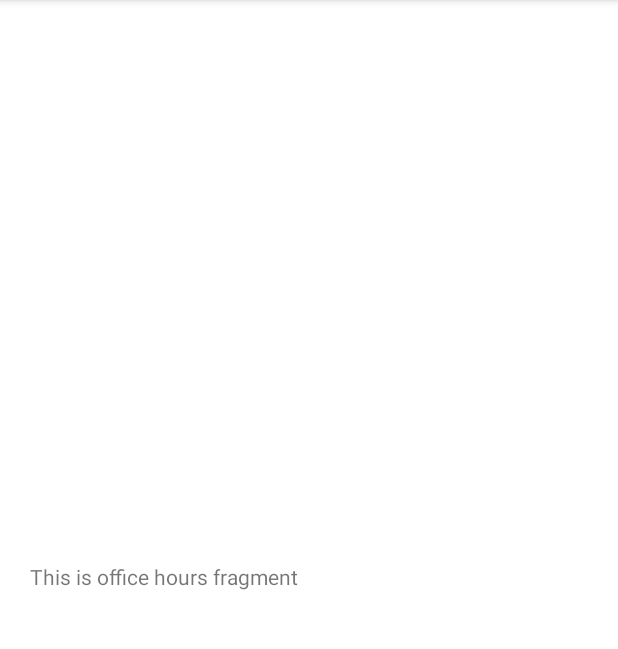
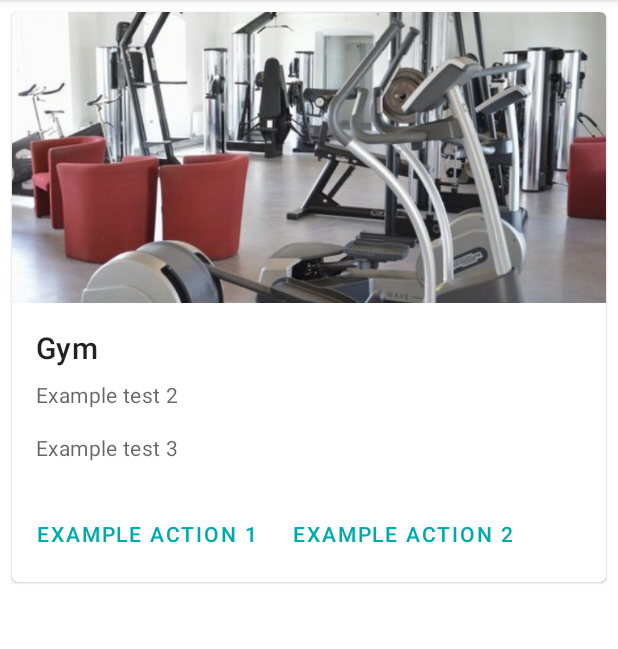
Before and after one commit to spid3rmn/AND1-MySuperApp, an Android app: the fragment OfficeHoursFragment shown on its own in the app's theme, on a phone screen of 412 x 824 dp, the part 84-733 px from its top. Run offline under Robolectric (Android 15) with nearby library versions, the phone set to English and light mode, and no system bars.

Commit message:
Office hours with Recycler View

```diff
--- a/app/build.gradle
+++ b/app/build.gradle
@@ -52,4 +52,6 @@ dependencies {
     implementation 'com.google.firebase:firebase-auth'
     implementation 'com.google.firebase:firebase-messaging'
     implementation 'com.firebaseui:firebase-ui-auth:7.2.0'
+    implementation 'com.google.android.material:material:1.5.0-beta01'
+    implementation 'androidx.recyclerview:recyclerview:1.0.0'
 }
--- /dev/null
+++ b/app/src/main/java/com/example/mykampustest/ui/office_hours/ItemAdapter.java
@@ -0,0 +1,47 @@
+package com.example.mykampustest.ui.office_hours;
+
+import android.view.LayoutInflater;
+import android.view.View;
+import android.view.ViewGroup;
+import android.widget.ImageView;
+import android.widget.TextView;
+
+import androidx.recyclerview.widget.RecyclerView;
+
+import com.example.mykampustest.R;
+
+import java.util.ArrayList;
+
+public class ItemAdapter extends RecyclerView.Adapter<ItemAdapter.ViewHolder> {
+
+    private ArrayList<Room> mRooms;
+
+    ItemAdapter(ArrayList<Room> rooms){
+        mRooms = rooms;
+    }
+    public ViewHolder onCreateViewHolder(ViewGroup parent, int viewType) {
+        LayoutInflater inflater = LayoutInflater.from(parent.getContext());
+        View view = inflater.inflate(R.layout.card_place, parent, false);
+        return new ViewHolder(view);
+    }
+
+    public void onBindViewHolder(ViewHolder viewHolder, int position) {
+        viewHolder.mainText.setText(mRooms.get(position).getMainText());
+        viewHolder.cardImage.setImageResource(mRooms.get(position).getIconId());
+    }
+
+    public int getItemCount() {
+        return mRooms.size();
+    }
+
+    class ViewHolder extends RecyclerView.ViewHolder {
+        ImageView cardImage;
+        TextView mainText;
+
+        ViewHolder(View itemView) {
+            super(itemView);
+            cardImage = itemView.findViewById(R.id.imageCard);
+            mainText = itemView.findViewById(R.id.mainText);
+        }
+    }
+}
--- a/app/src/main/java/com/example/mykampustest/ui/office_hours/OfficeHoursFragment.java
+++ b/app/src/main/java/com/example/mykampustest/ui/office_hours/OfficeHoursFragment.java
@@ -11,13 +11,20 @@ import androidx.annotation.Nullable;
 import androidx.fragment.app.Fragment;
 import androidx.lifecycle.Observer;
 import androidx.lifecycle.ViewModelProvider;
+import androidx.recyclerview.widget.LinearLayoutManager;
+import androidx.recyclerview.widget.RecyclerView;
 
+import com.example.mykampustest.R;
 import com.example.mykampustest.databinding.FragmentOfficeHoursBinding;
+
+import java.util.ArrayList;
 
 public class OfficeHoursFragment extends Fragment {
 
     private OfficeHoursViewModel officeHoursViewModel;
     private FragmentOfficeHoursBinding binding;
+    RecyclerView itemList;
+    ItemAdapter itemAdapter;
 
     public View onCreateView(@NonNull LayoutInflater inflater,
                              ViewGroup container, Bundle savedInstanceState) {
@@ -27,13 +34,24 @@ public class OfficeHoursFragment extends Fragment {
         binding = FragmentOfficeHoursBinding.inflate(inflater, container, false);
         View root = binding.getRoot();
 
-        final TextView textView = binding.textOfficeHours;
+        /*final TextView textView = binding.textOfficeHours;
         officeHoursViewModel.getText().observe(getViewLifecycleOwner(), new Observer<String>() {
             @Override
             public void onChanged(@Nullable String s) {
                 textView.setText(s);
             }
-        });
+        });*/
+
+        itemList = binding.rv;
+        itemList.hasFixedSize();
+        itemList.setLayoutManager(new LinearLayoutManager(this.getContext()));
+
+        ArrayList<Room> rooms = new ArrayList<>();
+        rooms.add(new Room("Gym", R.drawable.gym));
+
+        itemAdapter = new ItemAdapter(rooms);
+        itemList.setAdapter(itemAdapter);
+
         return root;
     }
 
--- /dev/null
+++ b/app/src/main/java/com/example/mykampustest/ui/office_hours/Room.java
@@ -0,0 +1,19 @@
+package com.example.mykampustest.ui.office_hours;
+
+public class Room {
+    private String mainText;
+    private int iconId;
+
+    Room(String text, int iconId){
+        this.mainText = text;
+        this.iconId = iconId;
+    }
+
+    public String getMainText(){
+        return mainText;
+    }
+
+    public int getIconId(){
+        return iconId;
+    }
+}
--- a/app/src/main/java/com/example/mykampustest/ui/personal_information/SlideshowFragment.java
+++ b/app/src/main/java/com/example/mykampustest/ui/personal_information/SlideshowFragment.java
@@ -4,20 +4,25 @@ import android.os.Bundle;
 import android.view.LayoutInflater;
 import android.view.View;
 import android.view.ViewGroup;
-import android.widget.TextView;
 
 import androidx.annotation.NonNull;
-import androidx.annotation.Nullable;
 import androidx.fragment.app.Fragment;
-import androidx.lifecycle.Observer;
 import androidx.lifecycle.ViewModelProvider;
+import androidx.recyclerview.widget.LinearLayoutManager;
+import androidx.recyclerview.widget.RecyclerView;
 
+import com.example.mykampustest.R;
 import com.example.mykampustest.databinding.FragmentSlideshowBinding;
+import com.example.mykampustest.ui.office_hours.ItemAdapter;
+import com.example.mykampustest.ui.office_hours.Room;
+
+import java.util.ArrayList;
 
 public class SlideshowFragment extends Fragment {
 
     private SlideshowViewModel slideshowViewModel;
     private FragmentSlideshowBinding binding;
+
 
     public View onCreateView(@NonNull LayoutInflater inflater,
                              ViewGroup container, Bundle savedInstanceState) {
@@ -27,13 +32,16 @@ public class SlideshowFragment extends Fragment {
         binding = FragmentSlideshowBinding.inflate(inflater, container, false);
         View root = binding.getRoot();
 
-        final TextView textView = binding.textSlideshow;
+        /*final TextView textView = binding.textSlideshow;
         slideshowViewModel.getText().observe(getViewLifecycleOwner(), new Observer<String>() {
             @Override
             public void onChanged(@Nullable String s) {
                 textView.setText(s);
             }
-        });
+        });*/
+
+
+
         return root;
     }
 
--- /dev/null
+++ b/app/src/main/res/layout/card_place.xml
@@ -0,0 +1,83 @@
+<?xml version="1.0" encoding="utf-8"?>
+<LinearLayout xmlns:android="http://schemas.android.com/apk/res/android"
+    android:layout_width="match_parent"
+    android:layout_height="match_parent">
+
+    <com.google.android.material.card.MaterialCardView
+        android:id="@+id/card"
+        android:layout_width="match_parent"
+        android:layout_height="wrap_content"
+        android:layout_margin="8dp">
+
+        <LinearLayout
+            android:layout_width="match_parent"
+            android:layout_height="wrap_content"
+            android:orientation="vertical">
+
+            <!-- Media -->
+            <ImageView
+                android:id="@+id/imageCard"
+                android:layout_width="match_parent"
+                android:layout_height="194dp"
+                android:contentDescription="Example Description"
+                android:scaleType="centerCrop"
+                android:src="@drawable/klogo" />
+
+            <LinearLayout
+                android:layout_width="match_parent"
+                android:layout_height="wrap_content"
+                android:orientation="vertical"
+                android:padding="16dp">
+
+                <!-- Title, secondary and supporting text -->
+                <TextView
+                    android:id="@+id/mainText"
+                    android:layout_width="wrap_content"
+                    android:layout_height="wrap_content"
+                    android:text="Example test 1"
+                    android:textAppearance="?attr/textAppearanceHeadline6" />
+
+                <TextView
+                    android:layout_width="wrap_content"
+                    android:layout_height="wrap_content"
+                    android:layout_marginTop="8dp"
+                    android:text="Example test 2"
+                    android:textAppearance="?attr/textAppearanceBody2"
+                    android:textColor="?android:attr/textColorSecondary" />
+
+                <TextView
+                    android:layout_width="wrap_content"
+                    android:layout_height="wrap_content"
+                    android:layout_marginTop="16dp"
+                    android:text="Example test 3"
+                    android:textAppearance="?attr/textAppearanceBody2"
+                    android:textColor="?android:attr/textColorSecondary" />
+
+            </LinearLayout>
+
+            <!-- Buttons -->
+            <LinearLayout
+                android:layout_width="wrap_content"
+                android:layout_height="wrap_content"
+                android:layout_margin="8dp"
+                android:orientation="horizontal">
+
+                <com.google.android.material.button.MaterialButton
+                    style="?attr/borderlessButtonStyle"
+                    android:layout_width="wrap_content"
+                    android:layout_height="wrap_content"
+                    android:layout_marginEnd="8dp"
+                    android:text="Example action 1" />
+
+                <com.google.android.material.button.MaterialButton
+                    style="?attr/borderlessButtonStyle"
+                    android:layout_width="wrap_content"
+                    android:layout_height="wrap_content"
+                    android:text="Example action 2" />
+            </LinearLayout>
+
+        </LinearLayout>
+
+    </com.google.android.material.card.MaterialCardView>
+
+</LinearLayout>
--- a/app/src/main/res/layout/fragment_office_hours.xml
+++ b/app/src/main/res/layout/fragment_office_hours.xml
@@ -1,18 +1,13 @@
-<?xml version="1.0" encoding="utf-8"?>
-<androidx.constraintlayout.widget.ConstraintLayout xmlns:android="http://schemas.android.com/apk/res/android"
+<LinearLayout xmlns:android="http://schemas.android.com/apk/res/android"
     xmlns:app="http://schemas.android.com/apk/res-auto"
     xmlns:tools="http://schemas.android.com/tools"
     android:layout_width="match_parent"
-    android:layout_height="match_parent">
+    android:layout_height="match_parent"
+    tools:context=".ui.office_hours.OfficeHoursFragment">
 
-    <TextView
-        android:id="@+id/text_office_hours"
-        android:layout_width="0dp"
-        android:layout_height="wrap_content"
-        android:layout_marginStart="20dp"
-        android:layout_marginEnd="20dp"
-        app:layout_constraintBottom_toBottomOf="parent"
-        app:layout_constraintEnd_toEndOf="parent"
-        app:layout_constraintStart_toStartOf="parent"
-        app:layout_constraintTop_toTopOf="parent" />
-</androidx.constraintlayout.widget.ConstraintLayout>
+    <androidx.recyclerview.widget.RecyclerView
+        android:layout_width="match_parent"
+        android:layout_height="match_parent"
+        android:id="@+id/rv"/>
+
+</LinearLayout>
--- a/app/src/main/res/xml/root_preferences.xml
+++ /dev/null
@@ -1,35 +0,0 @@
-<PreferenceScreen xmlns:app="http://schemas.android.com/apk/res-auto">
-
-    <PreferenceCategory app:title="@string/customization_header">
-
-        <!--<EditTextPreference
-            app:key="signature"
-            app:title="@string/night_mode_on"
-            app:useSimpleSummaryProvider="true" />-->
-
-        <SwitchPreferenceCompat
-            app:key="night_mode"
-            app:title="@string/night_mode_on" />
-
-        <!--<ListPreference
-            app:defaultValue="reply"
-            app:entries="@array/reply_entries"
-            app:entryValues="@array/reply_values"
-            app:key="reply"
-            app:title="@string/reply_title"
-            app:useSimpleSummaryProvider="true" />-->
-
-    </PreferenceCategory>
-
-    <PreferenceCategory app:title="@string/help_header">
-
-        <!--<SwitchPreferenceCompat
-            app:dependency="sync"
-            app:key="attachment"
-            app:summaryOff="@string/attachment_summary_off"
-            app:summaryOn="@string/attachment_summary_on"
-            app:title="@string/attachment_title" /> -->
-
-    </PreferenceCategory>
-
-</PreferenceScreen>
```
Also changed, not shown: app/src/main/res/drawable/gym.png (added).
